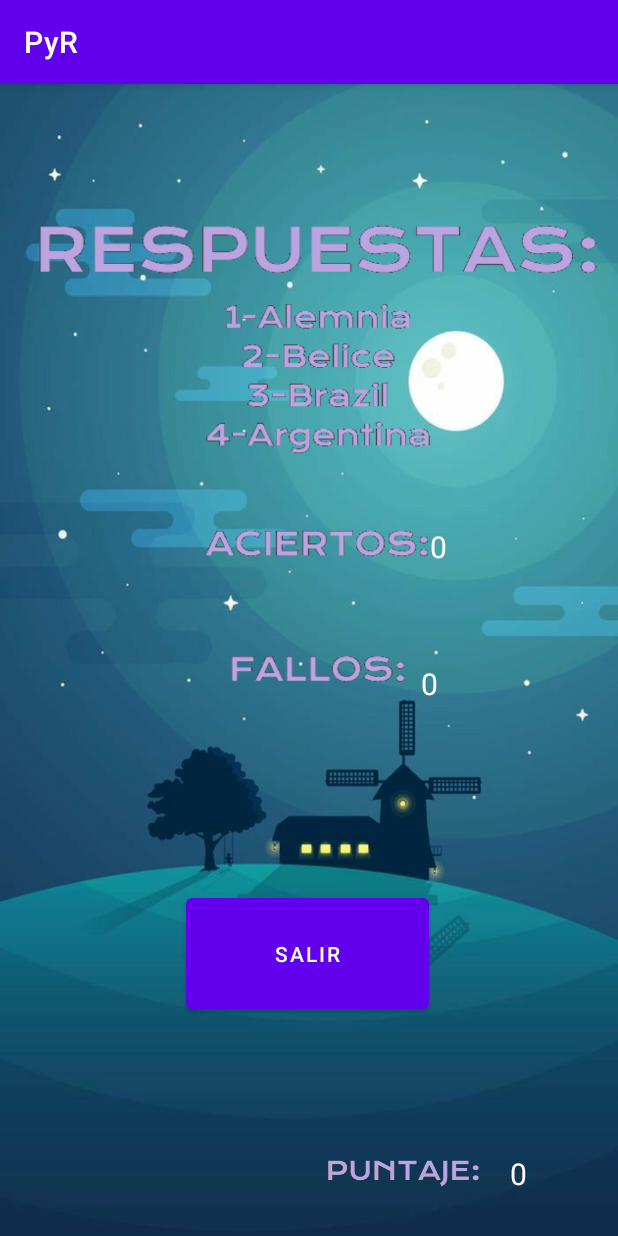
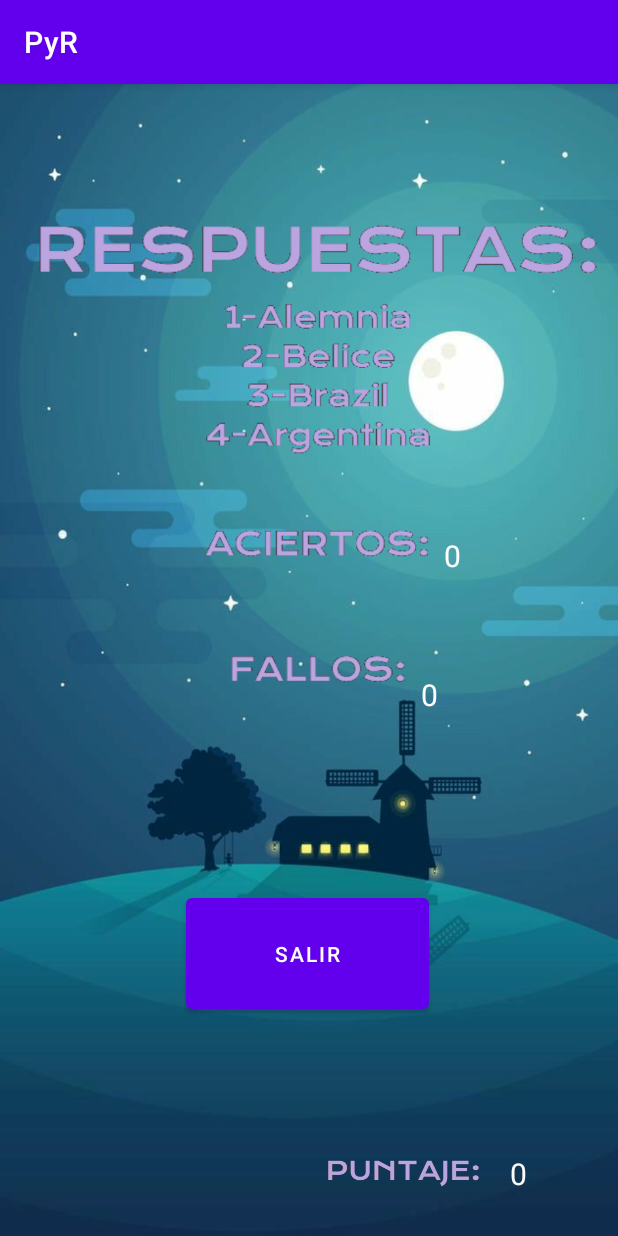
Before and after one commit to JaimeRodri1/PyR, an Android app: the resultado screen opened directly, with no data from a screen before it, on a phone screen of 412 x 824 dp. Run offline under Robolectric (Android 15) with nearby library versions, the phone set to English and light mode, and no system bars; 3 statements that could not run were skipped.

Commit message:
Se mejoro el diseño y se corrigieron bugs.

```diff
--- a/app/src/main/res/layout/activity_resultado.xml
+++ b/app/src/main/res/layout/activity_resultado.xml
@@ -29,10 +29,10 @@
         app:autoSizeTextType="none"
         app:layout_constraintBottom_toBottomOf="parent"
         app:layout_constraintEnd_toEndOf="parent"
-        app:layout_constraintHorizontal_bias="0.824"
+        app:layout_constraintHorizontal_bias="0.85"
         app:layout_constraintStart_toStartOf="parent"
         app:layout_constraintTop_toTopOf="parent"
-        app:layout_constraintVertical_bias="0.404" />
+        app:layout_constraintVertical_bias="0.412" />
 
     <TextView
         android:id="@+id/Fails"
@@ -47,7 +47,7 @@
         app:layout_constraintHorizontal_bias="0.795"
         app:layout_constraintStart_toStartOf="parent"
         app:layout_constraintTop_toTopOf="parent"
-        app:layout_constraintVertical_bias="0.525" />
+        app:layout_constraintVertical_bias="0.535" />
 
     <ImageView
         android:id="@+id/imageView2"
```
